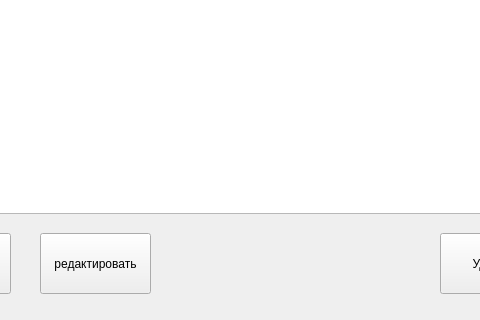
Old version of the form ui_files/spravochnik_investments.ui in the repository yuriiudodov/LabiRBP; both pictures show x 140 to 620 and y 187 to 507 of the 724 by 507 pixel window.
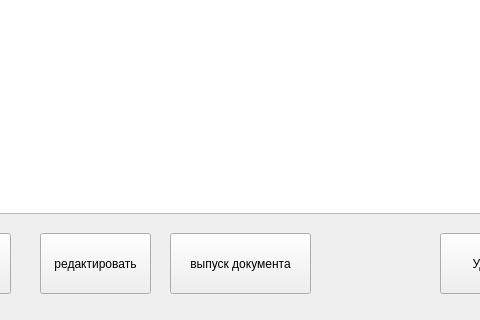
New version of the form.

```diff
--- a/ui_files/spravochnik_investments.ui
+++ b/ui_files/spravochnik_investments.ui
@@ -103,6 +103,19 @@
     </rect>
    </property>
   </widget>
+  <widget class="QPushButton" name="documentPushButton">
+   <property name="geometry">
+    <rect>
+     <x>310</x>
+     <y>420</y>
+     <width>141</width>
+     <height>61</height>
+    </rect>
+   </property>
+   <property name="text">
+    <string>выпуск документа</string>
+   </property>
+  </widget>
  </widget>
  <resources/>
  <connections/>
```
